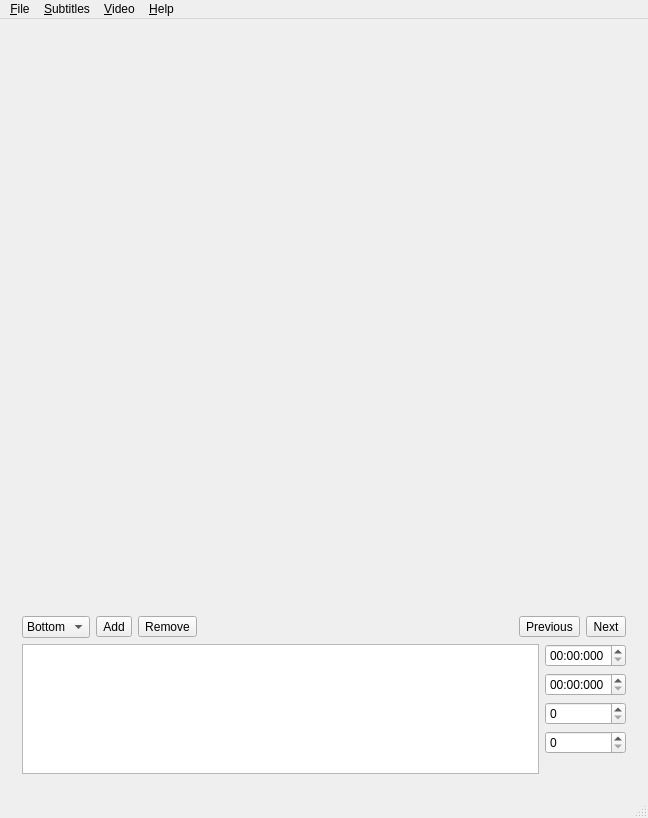
Old version of the form SubtitlesEditor.ui in the repository cybersphinx/wz-subtitle-editor.
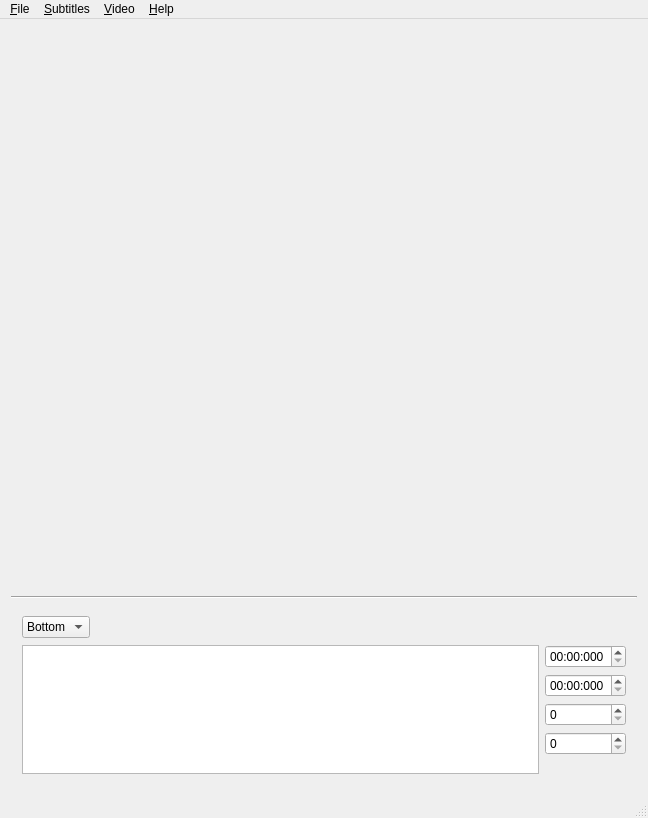
New version of the form. Custom widgets are drawn as their Qt base class.

Commit message: Nicer buttons and visual separation from player controls

Diff of the .ui file:
```diff
--- a/SubtitlesEditor.ui
+++ b/SubtitlesEditor.ui
@@ -119,6 +119,13 @@
       </layout>
      </widget>
     </item>
+    <item>
+     <widget class="Line" name="line">
+      <property name="orientation">
+       <enum>Qt::Horizontal</enum>
+      </property>
+     </widget>
+    </item>
     <item>
      <widget class="QWidget" name="editorWidget" native="true">
       <property name="sizePolicy">
@@ -162,14 +169,20 @@
          <item>
           <widget class="QToolButton" name="addButton">
            <property name="text">
-            <string>Add</string>
+            <string/>
+           </property>
+           <property name="autoRaise">
+            <bool>true</bool>
            </property>
           </widget>
          </item>
          <item>
           <widget class="QToolButton" name="removeButton">
            <property name="text">
-            <string>Remove</string>
+            <string/>
+           </property>
+           <property name="autoRaise">
+            <bool>true</bool>
            </property>
           </widget>
          </item>
@@ -189,14 +202,26 @@
          <item>
           <widget class="QToolButton" name="previousButton">
            <property name="text">
-            <string>Previous</string>
+            <string/>
+           </property>
+           <property name="autoRepeat">
+            <bool>false</bool>
+           </property>
+           <property name="autoRaise">
+            <bool>true</bool>
            </property>
           </widget>
          </item>
          <item>
           <widget class="QToolButton" name="nextButton">
            <property name="text">
-            <string>Next</string>
+            <string/>
+           </property>
+           <property name="autoRepeat">
+            <bool>false</bool>
+           </property>
+           <property name="autoRaise">
+            <bool>true</bool>
            </property>
           </widget>
          </item>
```
